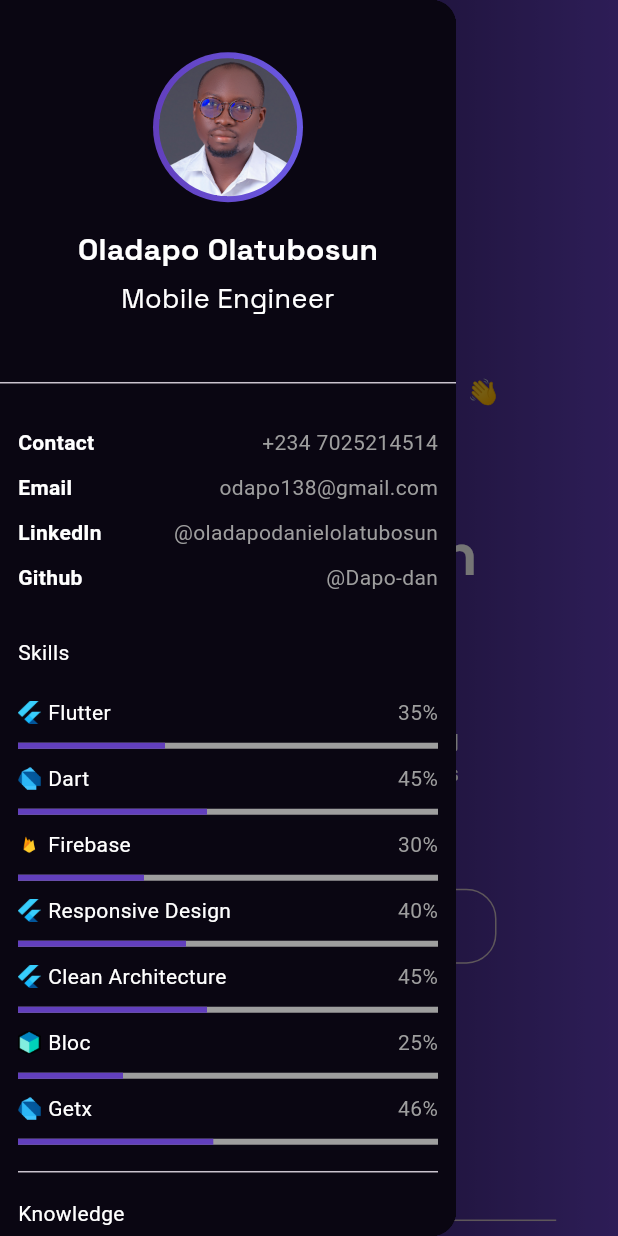
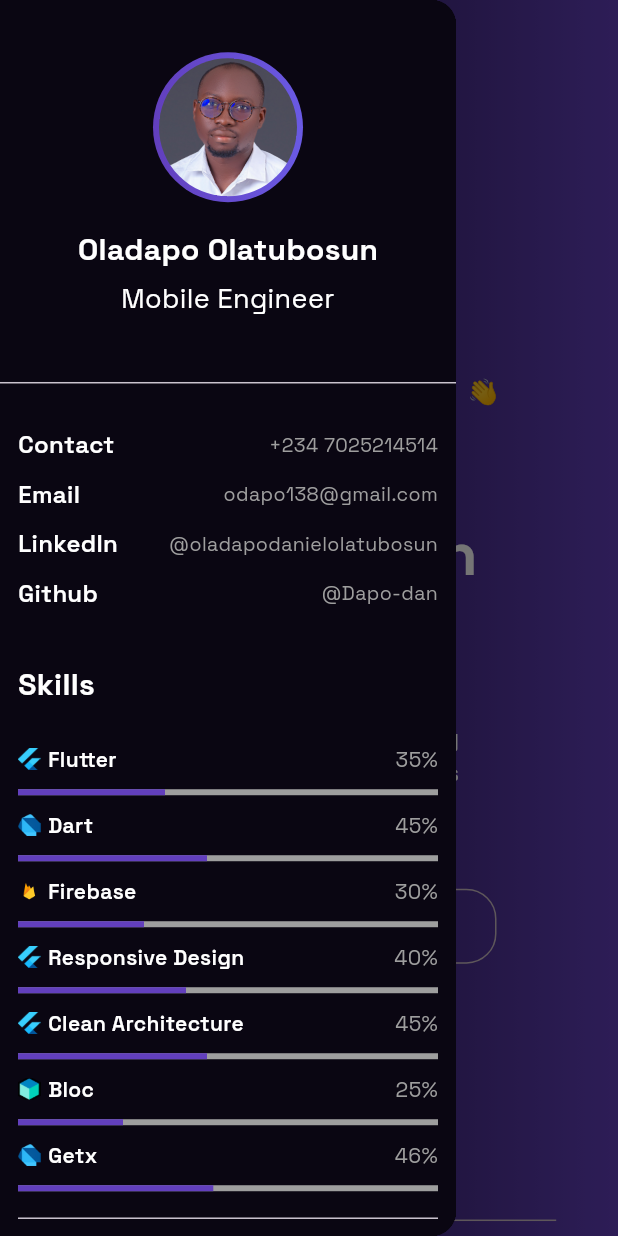
Before and after one commit to tfkcodes/tfkcodestz, a Flutter app: the screen it shows after launch, with the side drawer open, on a phone screen of 412 x 824 dp. Run offline on Flutter 3.47's test engine with Material 3 defaults, Android fonts, the phone set to English and light mode, and no system bars; drawn by our look-alikes of simple_gradient_text; our stand-ins replace flutter_svg, font_awesome_flutter, get.

Commit message:
Add new text styles and refactor existing widgets to use them for improved consistency

```diff
--- a/lib/constants/styles.dart
+++ b/lib/constants/styles.dart
@@ -21,6 +21,7 @@ class TextStyles {
   static var style16medium = medium.copyWith(color: white, fontSize: 16);
 
   static var style14extrabold = extrabold.copyWith(color: white, fontSize: 14);
+  static var style14bold = bold.copyWith(color: white, fontSize: 14);
   static var style14regular = regular.copyWith(color: white, fontSize: 14);
 
   static var style13medium = medium.copyWith(color: white, fontSize: 13);
--- a/lib/screens/drawer_image.dart
+++ b/lib/screens/drawer_image.dart
@@ -26,7 +26,7 @@ class DrawerImage extends StatelessWidget {
               child: Image.asset(
                 'assets/images/profile_new.jpg',
                 fit: BoxFit.cover,
-              ))),
+              ),),),
     );
   }
 }
--- a/lib/screens/header_info.dart
+++ b/lib/screens/header_info.dart
@@ -1,4 +1,5 @@
 import 'package:flutter/material.dart';
+import 'package:porfolio/constants/styles.dart';
 
 class AreaInfoText extends StatelessWidget {
   const AreaInfoText({super.key, required this.title, required this.text});
@@ -11,16 +12,10 @@ class AreaInfoText extends StatelessWidget {
       child: Row(
         mainAxisAlignment: MainAxisAlignment.spaceBetween,
         children: [
-          Text(
-            title,
-            style: const TextStyle(
-              color: Colors.white,
-              fontWeight: FontWeight.bold,
-            ),
-          ),
+          Text(title, style: TextStyles.style16bold,),
           Text(
             text,
-            style: const TextStyle(
+            style: TextStyles.style13medium.copyWith(
               color: Colors.grey,
             ),
           ),
--- a/lib/screens/knowledge.dart
+++ b/lib/screens/knowledge.dart
@@ -1,6 +1,7 @@
 import 'package:flutter/material.dart';
 import 'package:flutter_svg/svg.dart';
 import 'package:porfolio/constants/colors.dart';
+import 'package:porfolio/constants/styles.dart';
 
 class KnowledgeText extends StatelessWidget {
   const KnowledgeText({super.key, required this.knowledge});
@@ -23,7 +24,7 @@ class KnowledgeText extends StatelessWidget {
           ),
           Text(
             knowledge,
-            style: const TextStyle(color: Colors.white),
+            style: TextStyles.style14bold,
           ),
         ],
       ),
--- a/lib/screens/knowledges.dart
+++ b/lib/screens/knowledges.dart
@@ -1,4 +1,5 @@
 import 'package:flutter/material.dart';
+import 'package:porfolio/constants/styles.dart';
 
 import 'knowledge.dart';
 
@@ -7,16 +8,16 @@ class Knowledges extends StatelessWidget {
 
   @override
   Widget build(BuildContext context) {
-    return const Column(
+    return  Column(
       crossAxisAlignment: CrossAxisAlignment.start,
       children: [
-        Divider(),
+        const Divider(),
         Padding(
-          padding: EdgeInsets.symmetric(vertical: 10),
-          child: Text('Knowledge',style: TextStyle(color: Colors.white),),
+          padding: const EdgeInsets.symmetric(vertical: 10,),
+          child: Text('Knowledge', style: TextStyles.style20extrabold,),
         ),
-        KnowledgeText(knowledge: 'Flutter, Dart'),
-        KnowledgeText(knowledge: 'Git, Github'),
+        const KnowledgeText(knowledge: 'Flutter, Dart',),
+        const KnowledgeText(knowledge: 'Git, Github',),
       ],
     );
   }
--- a/lib/screens/largescreen/desktop_layout_page.dart
+++ b/lib/screens/largescreen/desktop_layout_page.dart
@@ -50,7 +50,9 @@ class _DesktopLayoutState extends State<DesktopLayout>
                 onTap: () => Scaffold.of(context).openDrawer(),
               ),
               Container(
-                margin: EdgeInsets.symmetric(vertical: height() * 0.18),
+                margin: EdgeInsets.symmetric(
+                  vertical: height() * 0.15,
+                ),
                 child: Row(
                   mainAxisSize: MainAxisSize.min,
                   crossAxisAlignment: CrossAxisAlignment.start,
--- a/lib/screens/my_skill.dart
+++ b/lib/screens/my_skill.dart
@@ -1,5 +1,7 @@
 import 'package:flutter/material.dart';
 import 'package:porfolio/constants/colors.dart';
+import 'package:porfolio/constants/const.dart';
+import 'package:porfolio/constants/styles.dart';
 
 class AnimatedLinearProgressIndicator extends StatelessWidget {
   const AnimatedLinearProgressIndicator(
@@ -25,23 +27,17 @@ class AnimatedLinearProgressIndicator extends StatelessWidget {
                     width: 15,
                     fit: BoxFit.cover,
                   ),
-                  const SizedBox(
-                    width: 5,
-                  ),
-                  Text(
-                    title,
-                    style: const TextStyle(color: Colors.white),
-                  ),
+                  horizontalSpaceTiny(),
+                  Text(title, style: TextStyles.style14bold),
                   const Spacer(),
                   Text(
                     '${(value * 100).toInt().toString()}%',
-                    style: const TextStyle(color: Colors.grey),
+                    style:
+                        TextStyles.style14regular.copyWith(color: Colors.grey),
                   ),
                 ],
               ),
-              const SizedBox(
-                height: 10,
-              ),
+              verticalSpaceSmall(),
               LinearProgressIndicator(
                 value: value,
                 backgroundColor: Colors.grey,
@@ -69,23 +65,35 @@ class MySKills extends StatelessWidget {
           image: 'assets/icons/flutter.png',
         ),
         AnimatedLinearProgressIndicator(
-            percentage: 0.9, title: 'Dart', image: 'assets/icons/dart.png'),
+          percentage: 0.9,
+          title: 'Dart',
+          image: 'assets/icons/dart.png',
+        ),
         AnimatedLinearProgressIndicator(
           percentage: 0.6,
           title: 'Firebase',
-            image: 'assets/icons/firebase.png'),
+          image: 'assets/icons/firebase.png',
+        ),
         AnimatedLinearProgressIndicator(
           percentage: 0.8,
           title: 'Responsive Design',
-            image: 'assets/icons/flutter.png'),
+          image: 'assets/icons/flutter.png',
+        ),
         AnimatedLinearProgressIndicator(
           percentage: 0.9,
           title: 'Clean Architecture',
-            image: 'assets/icons/flutter.png'),
+          image: 'assets/icons/flutter.png',
+        ),
         AnimatedLinearProgressIndicator(
-            percentage: 0.5, title: 'Bloc', image: 'assets/icons/bloc.png'),
+          percentage: 0.5,
+          title: 'Bloc',
+          image: 'assets/icons/bloc.png',
+        ),
         AnimatedLinearProgressIndicator(
-            percentage: 0.93, title: 'Getx', image: 'assets/icons/dart.png'),
+          percentage: 0.93,
+          title: 'Getx',
+          image: 'assets/icons/dart.png',
+        ),
       ],
     );
   }
--- a/lib/screens/personal_info.dart
+++ b/lib/screens/personal_info.dart
@@ -1,4 +1,6 @@
 import 'package:flutter/material.dart';
+import 'package:porfolio/constants/const.dart';
+import 'package:porfolio/constants/styles.dart';
 import 'package:porfolio/screens/header_info.dart';
 
 class PersonalInfo extends StatelessWidget {
@@ -6,26 +8,20 @@ class PersonalInfo extends StatelessWidget {
 
   @override
   Widget build(BuildContext context) {
-    return const Column(
+    return Column(
       crossAxisAlignment: CrossAxisAlignment.start,
       children: [
-        SizedBox(
-          height: 10,
-        ),
-        AreaInfoText(title: 'Contact', text: '+234 7025214514'),
-        AreaInfoText(title: 'Email', text: 'odapo138@gmail.com'),
-        AreaInfoText(title: 'LinkedIn', text: '@oladapodanielolatubosun'),
-        AreaInfoText(title: 'Github', text: '@Dapo-dan'),
-        SizedBox(
-          height: 20,
-        ),
+        verticalSpaceSmall(),
+        const AreaInfoText(title: 'Contact', text: '+234 7025214514'),
+        const AreaInfoText(title: 'Email', text: 'odapo138@gmail.com'),
+        const AreaInfoText(title: 'LinkedIn', text: '@oladapodanielolatubosun'),
+        const AreaInfoText(title: 'Github', text: '@Dapo-dan'),
+        verticalSpaceMedium(),
         Text(
           'Skills',
-          style: TextStyle(color: Colors.white),
+          style: TextStyles.style20extrabold,
         ),
-        SizedBox(
-          height: 20,
-        ),
+        verticalSpaceMedium(),
       ],
     );
   }
```
Lines whose indentation alone changed are shown as unchanged.
